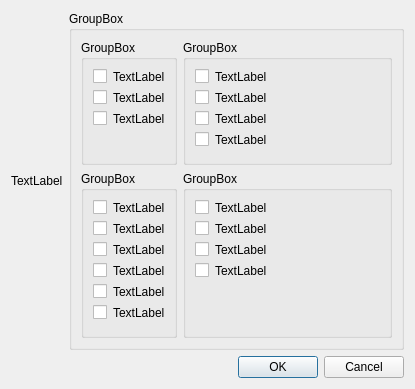
Before: the Qt Designer form rpfm_ui/ui_templates/optimizer_dialog.ui in Frodo45127/rpfm, drawn with Qt 5.
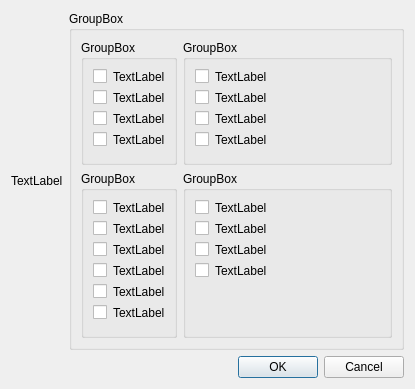
After: the same form once the commit is applied.

Commit message: Implemented pack encryption.

```diff
--- a/rpfm_ui/ui_templates/optimizer_dialog.ui
+++ b/rpfm_ui/ui_templates/optimizer_dialog.ui
@@ -128,7 +128,7 @@
         <property name="title">
          <string>GroupBox</string>
         </property>
-        <layout class="QGridLayout" name="gridLayout_5" rowstretch="0,0,0,0" columnstretch="0,1">
+        <layout class="QGridLayout" name="gridLayout_5" rowstretch="0,0,0,0,0" columnstretch="0,1">
          <item row="0" column="0">
           <widget class="QCheckBox" name="pack_remove_itm_files_checkbox">
            <property name="text">
@@ -172,6 +172,20 @@
           </widget>
          </item>
          <item row="3" column="0">
+          <widget class="QCheckBox" name="pack_apply_encryption_checkbox">
+           <property name="text">
+            <string/>
+           </property>
+          </widget>
+         </item>
+         <item row="3" column="1">
+          <widget class="QLabel" name="pack_apply_encryption_label">
+           <property name="text">
+            <string>TextLabel</string>
+           </property>
+          </widget>
+         </item>
+         <item row="4" column="0">
           <widget class="QWidget" name="widget_3" native="true"/>
          </item>
         </layout>
```
The commit also changes 22 other files.
